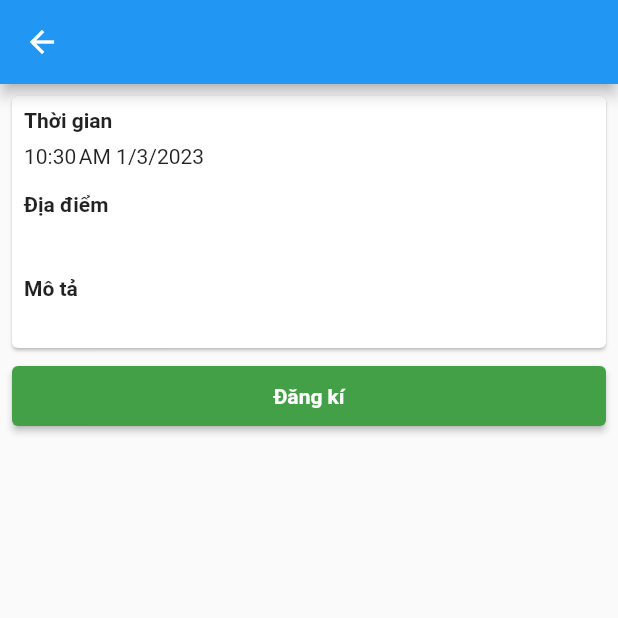
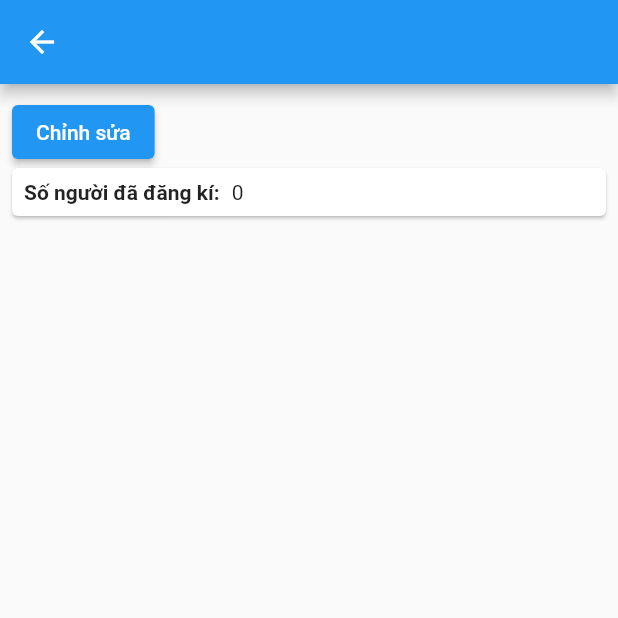
Before and after one commit to zeemrx0/gd_club_app, a Flutter app: the EventDetailScreen screen opened directly with empty values, on a phone screen of 412 x 824 dp, the top half of it. Run offline on Flutter 3.47's test engine with Material 2 defaults, Android fonts, the phone set to English and light mode, and no system bars; our stand-ins replace cloud_firestore, firebase_auth, firebase_core, flutter_datetime_picker; accounts and stored records are empty.

Commit message:
[New] Add event managing detail screen

```diff
--- a/lib/main.dart
+++ b/lib/main.dart
@@ -6,6 +6,7 @@ import 'package:gd_club_app/providers/events.dart';
 import 'package:gd_club_app/screens/auth_screen.dart';
 import 'package:gd_club_app/screens/event_detail_screen.dart';
 import 'package:gd_club_app/screens/event_edit_screen.dart';
+import 'package:gd_club_app/screens/event_information_screen.dart';
 import 'package:gd_club_app/screens/events_managing_screen.dart';
 import 'package:gd_club_app/screens/events_screen.dart';
 import 'package:provider/provider.dart';
@@ -66,6 +67,8 @@ class MyApp extends StatelessWidget {
         routes: {
           EventsScreen.routeName: (context) => EventsScreen(),
           EventsManagingScreen.routeName: (context) => EventsManagingScreen(),
+          EventInformationScreen.routeName: (context) =>
+              EventInformationScreen(),
           EventDetailScreen.routeName: (context) => EventDetailScreen(),
           EventEditScreen.routeName: (context) => EventEditScreen(),
         },
--- a/lib/providers/event.dart
+++ b/lib/providers/event.dart
@@ -9,6 +9,7 @@ class Event with ChangeNotifier {
   DateTime dateTime;
   String? description;
   String organizerId;
+  int noRegisters;
 
   bool isRegistered;
 
@@ -19,6 +20,7 @@ class Event with ChangeNotifier {
     required this.dateTime,
     this.description,
     required this.organizerId,
+    this.noRegisters = 0,
     this.isRegistered = false,
   });
 
@@ -34,6 +36,16 @@ class Event with ChangeNotifier {
       'dateTime': isRegistered ? null : Timestamp.now(),
     });
 
+    if (isRegistered) {
+      noRegisters = noRegisters - 1;
+    } else {
+      noRegisters = noRegisters + 1;
+    }
+
+    FirebaseFirestore.instance.collection('events').doc(id).update({
+      'noRegisters': noRegisters,
+    });
+
     isRegistered = !isRegistered;
 
     notifyListeners();
--- a/lib/providers/events.dart
+++ b/lib/providers/events.dart
@@ -28,7 +28,7 @@ class Events with ChangeNotifier {
     _list = [];
 
     for (var event in eventsData.docs) {
-      bool isRegisted = registrationsData.docs.indexWhere(
+      bool isRegistered = registrationsData.docs.indexWhere(
               (reg) => reg.id == event.id && reg.data()['dateTime'] != null) >
           -1;
       eventList.insert(
@@ -41,7 +41,8 @@ class Events with ChangeNotifier {
               (event.data()['dateTime'] as Timestamp).microsecondsSinceEpoch),
           description: event.data()['description'],
           organizerId: event.data()['organizerId'],
-          isRegistered: isRegisted,
+          noRegisters: event.data()['noRegisters'],
+          isRegistered: isRegistered,
         ),
       );
     }
--- a/lib/screens/event_detail_screen.dart
+++ b/lib/screens/event_detail_screen.dart
@@ -2,6 +2,7 @@ import 'package:flutter/material.dart';
 import 'package:flutter/src/widgets/container.dart';
 import 'package:flutter/src/widgets/framework.dart';
 import 'package:gd_club_app/providers/event.dart';
+import 'package:gd_club_app/screens/event_edit_screen.dart';
 import 'package:intl/intl.dart';
 import 'package:provider/provider.dart';
 
@@ -13,11 +14,6 @@ class EventDetailScreen extends StatefulWidget {
 }
 
 class _EventDetailScreenState extends State<EventDetailScreen> {
-  @override
-  void dispose() {
-    super.dispose();
-  }
-
   @override
   Widget build(BuildContext context) {
     final event = ModalRoute.of(context)!.settings.arguments as Event;
@@ -32,7 +28,15 @@ class _EventDetailScreenState extends State<EventDetailScreen> {
           body: Container(
             margin: const EdgeInsets.all(8.0),
             child: Column(
+              crossAxisAlignment: CrossAxisAlignment.start,
               children: [
+                ElevatedButton(
+                  onPressed: () {
+                    Navigator.of(context)
+                        .pushNamed(EventEditScreen.routeName, arguments: value);
+                  },
+                  child: const Text('Chỉnh sửa'),
+                ),
                 Card(
                   margin: const EdgeInsets.only(bottom: 8.0),
                   child: Container(
@@ -41,68 +45,22 @@ class _EventDetailScreenState extends State<EventDetailScreen> {
                     child: Column(
                       crossAxisAlignment: CrossAxisAlignment.start,
                       children: [
+                        Row(
+                          children: [
                             const Text(
-                          'Thời gian',
+                              'Số người đã đăng kí:',
                               style: TextStyle(fontWeight: FontWeight.bold),
                             ),
                             const SizedBox(
-                          height: 8,
+                              width: 8,
                             ),
-                        Text(DateFormat.jm().add_yMd().format(value.dateTime)),
-                        const SizedBox(
-                          height: 16.0,
+                            Text(
+                              '${value.noRegisters}',
                             ),
-                        const Text(
-                          'Địa điểm',
-                          style: TextStyle(fontWeight: FontWeight.bold),
-                        ),
-                        const SizedBox(
-                          height: 8,
-                        ),
-                        Text(value.location),
-                        const SizedBox(
-                          height: 16.0,
-                        ),
-                        const Text(
-                          'Mô tả',
-                          style: TextStyle(fontWeight: FontWeight.bold),
-                        ),
-                        const SizedBox(
-                          height: 8,
-                        ),
-                        Text(value.description ?? ''),
                           ],
                         ),
+                      ],
                     ),
-                ),
-                if (value.isRegistered)
-                  ElevatedButton(
-                    style: ElevatedButton.styleFrom(
-                      minimumSize: const Size.fromHeight(40),
-                      backgroundColor: Colors.grey[500],
-                      foregroundColor: Colors.white,
-                    ),
-                    onPressed: () {
-                      value.toggleRegistered();
-                    },
-                    child: const Text(
-                      'Hủy đăng kí',
-                      style: TextStyle(fontWeight: FontWeight.bold),
-                    ),
-                  ),
-                if (!value.isRegistered)
-                  ElevatedButton(
-                    style: ElevatedButton.styleFrom(
-                      minimumSize: const Size.fromHeight(40),
-                      backgroundColor: Colors.green[600],
-                      foregroundColor: Colors.white,
-                    ),
-                    onPressed: () {
-                      value.toggleRegistered();
-                    },
-                    child: const Text(
-                      'Đăng kí',
-                      style: TextStyle(fontWeight: FontWeight.bold),
                   ),
                 ),
               ],
```
Also changed, not shown: lib/screens/event_information_screen.dart (added, +110 -0 lines), lib/widgets/events/event_item.dart (+5 -4 lines). Lines whose indentation alone changed are shown as unchanged.
